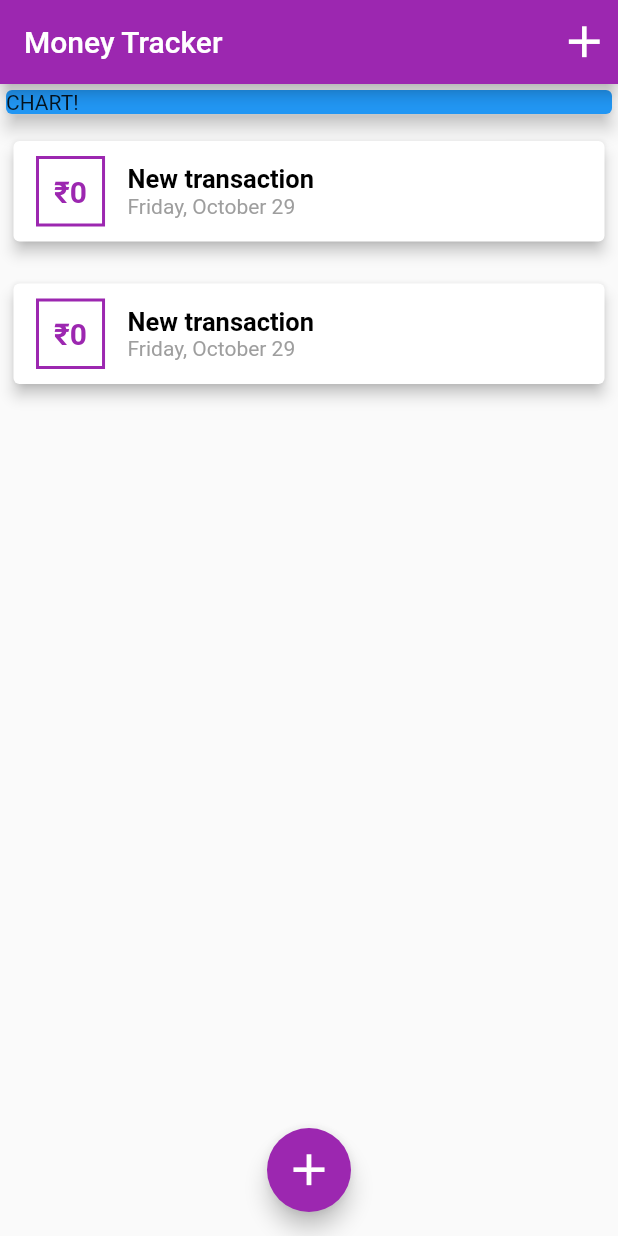
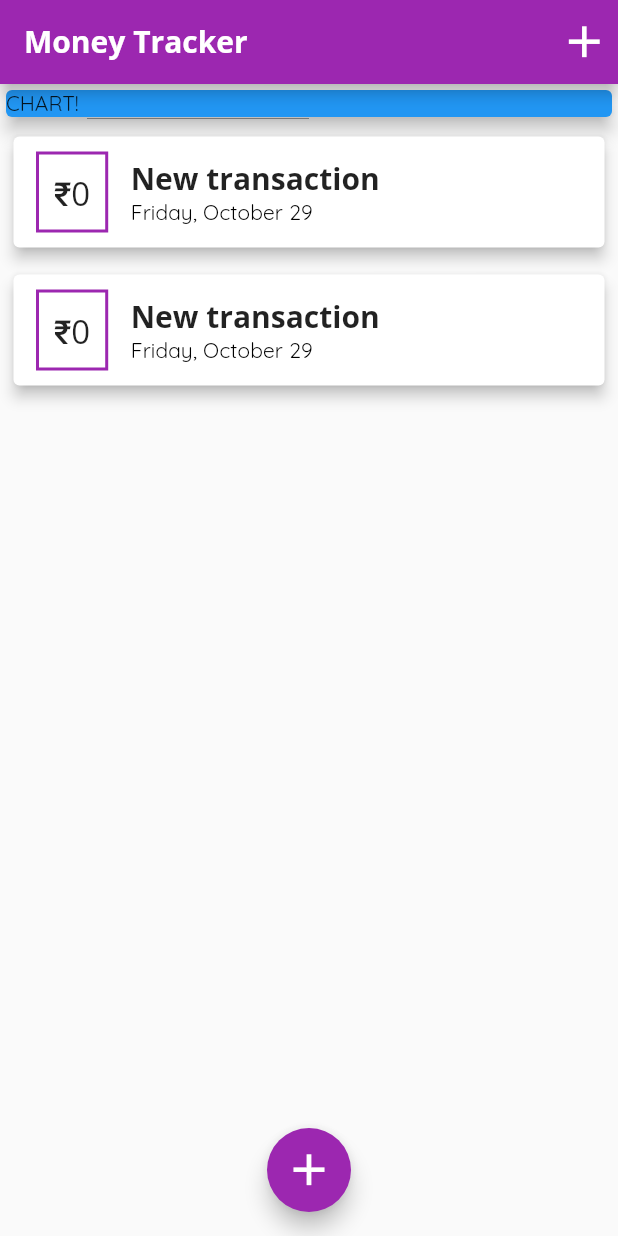
Before and after one commit to atharv-bhadange/Expenses_App, a Flutter app: the screen it shows after launch, on a phone screen of 412 x 824 dp. Run offline on Flutter 3.47's test engine with Material 2 defaults, Android fonts, the phone set to English and light mode, and no system bars.

Commit message:
Added text files and styling

```diff
--- a/lib/main.dart
+++ b/lib/main.dart
@@ -1,3 +1,4 @@
+import 'package:flutter/cupertino.dart';
 import 'package:flutter/material.dart';
 
 import './widgets/new_transaction.dart';
@@ -13,6 +14,25 @@ class MyApp extends StatelessWidget {
       title: 'Personal Expenses App',
       theme: ThemeData(
         primarySwatch: Colors.purple, //uses different shades of color
+        fontFamily: 'Quicksand',
+        textTheme: TextTheme(
+            bodyText1: TextStyle(
+              fontFamily: 'OpenSans',
+              fontSize: 22,
+              //fontWeight: FontWeight.bold,
+            ),
+            headline6: TextStyle(
+              fontFamily: 'OpenSans',
+              fontWeight: FontWeight.bold,
+            )),
+        appBarTheme: AppBarTheme(
+          titleTextStyle: TextStyle(
+            //default style for all app bars
+            fontFamily: 'OpenSans',
+            fontSize: 20,
+            fontWeight: FontWeight.bold,
+          ),
+        ),
       ),
       home: MyHomePage(),
     );
@@ -70,7 +90,10 @@ class _MyHomePageState extends State<MyHomePage> {
   Widget build(BuildContext context) {
     return Scaffold(
       appBar: AppBar(
-        title: Text('Money Tracker'),
+        title: Text(
+          'Money Tracker',
+          //style: TextStyle(fontFamily: 'OpenSans'),
+        ),
         actions: [
           IconButton(
             onPressed: () => {_startAddNewTransaction(context)},
--- a/lib/widgets/transaction_list.dart
+++ b/lib/widgets/transaction_list.dart
@@ -18,7 +18,7 @@ class TransactionList extends StatelessWidget {
         itemBuilder: (ctx, index) {
           return Container(
             width: double.infinity,
-            margin: EdgeInsets.symmetric(vertical: 10, horizontal: 5),
+            margin: EdgeInsets.symmetric(vertical: 5, horizontal: 5),
             child: Card(
               //each transaction card
               child: Row(
@@ -38,11 +38,7 @@ class TransactionList extends StatelessWidget {
                     ),
                     child: Text(
                       '₹${transactions[index].amount}', //'₹ ' + tx.amount.toString(), $ sign used as %d //called string interpolation
-                      style: TextStyle(
-                        fontWeight: FontWeight.bold,
-                        fontSize: 20,
-                        color: Theme.of(context).primaryColor,
-                      ),
+                      style: Theme.of(context).textTheme.bodyText1,
                     ),
                   ),
                   Column(
@@ -50,17 +46,11 @@ class TransactionList extends StatelessWidget {
                     children: [
                       Text(
                         transactions[index].title,
-                        style: TextStyle(
-                          fontWeight: FontWeight.bold,
-                          fontSize: 17,
-                          color: Colors.black,
-                        ),
+                        style: Theme.of(context).textTheme.headline6,
                       ),
                       Text(
                         DateFormat.MMMMEEEEd().format(transactions[index].date),
-                        style: TextStyle(
-                          color: Colors.grey,
-                        ),
+                        style: Theme.of(context).textTheme.subtitle2,
                       ),
                     ],
                   ),
```
Also changed, not shown: pubspec.yaml (+12 -6 lines), assets/fonts/OpenSans-Bold.ttf (added), assets/fonts/OpenSans-Regular.ttf (added), assets/fonts/Quicksand-Bold.ttf (added), assets/fonts/Quicksand-Light.ttf (added), assets/fonts/Quicksand-Medium.ttf (added), assets/fonts/Quicksand-Regular.ttf (added).
